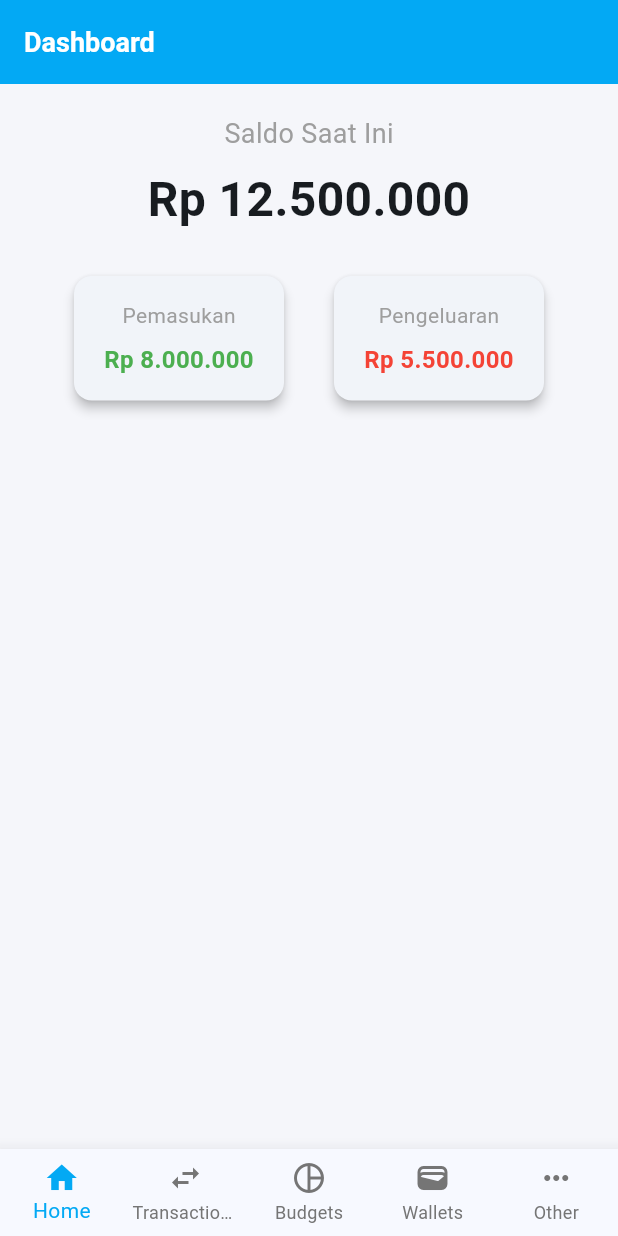
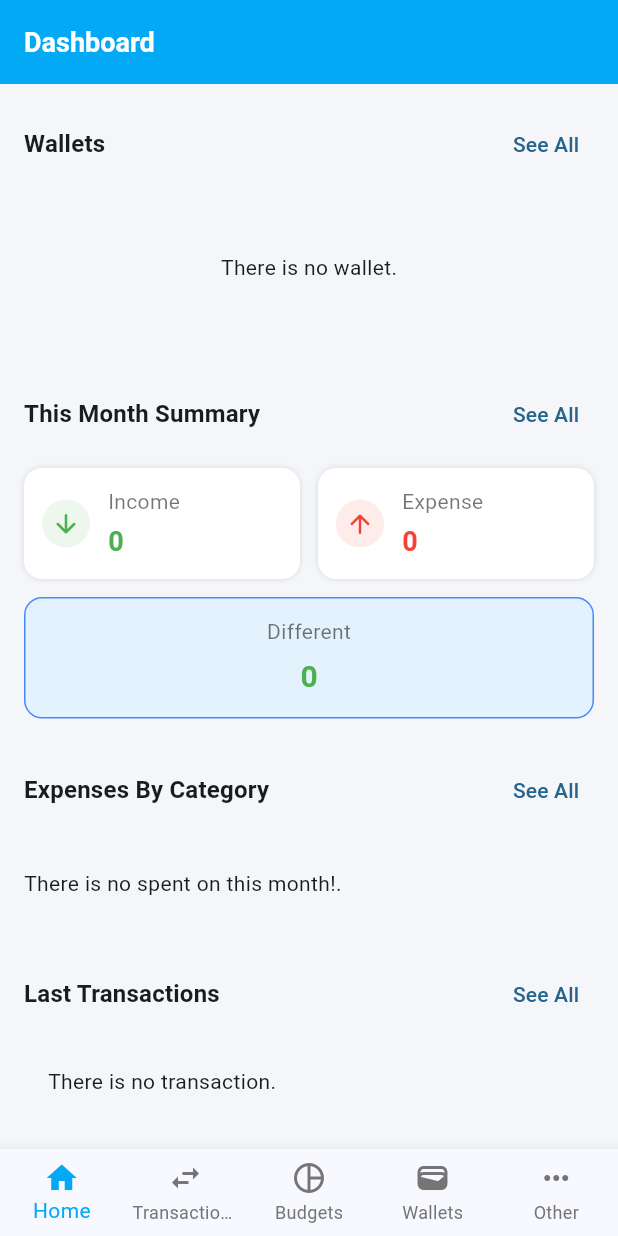
Before and after one commit to ciptosetiono/catatan-keuangan-mobile, a Flutter app: the screen it shows once a user with an empty profile is signed in, on a phone screen of 412 x 824 dp. Run offline on Flutter 3.47's test engine with Material 3 defaults, Android fonts, the phone set to English and light mode, and no system bars; our stand-ins replace cloud_firestore, firebase_auth, firebase_core, fl_chart, google_sign_in; missing offline and left inert: month_year_picker; accounts and stored records are empty.

Commit message:
feat: home screen sections

```diff
--- /dev/null
+++ b/lib/components/dashboards/recent_transactions_section.dart
@@ -0,0 +1,82 @@
+// lib/components/dashboard/recent_transactions_section.dart
+
+import 'package:flutter/material.dart';
+import 'package:intl/intl.dart';
+
+import '../../../models/transaction_model.dart';
+import '../../../services/transaction_service.dart';
+import '../../../utils/currency_formatter.dart';
+import 'section_title.dart';
+
+class RecentTransactionsSection extends StatelessWidget {
+  final TransactionService _transactionService = TransactionService();
+  final VoidCallback? onSeeAll;
+
+  RecentTransactionsSection({super.key, this.onSeeAll});
+
+  @override
+  Widget build(BuildContext context) {
+    return Column(
+      crossAxisAlignment: CrossAxisAlignment.start,
+      children: [
+        SectionTitle(title: 'Last Transactions', onSeeAll: onSeeAll),
+        const SizedBox(height: 8),
+        StreamBuilder<List<TransactionModel>>(
+          stream: _transactionService.getTransactionsStream(),
+          builder: (context, snapshot) {
+            if (snapshot.connectionState == ConnectionState.waiting) {
+              return const Center(child: CircularProgressIndicator());
+            }
+            if (snapshot.hasError) {
+              return Padding(
+                padding: const EdgeInsets.all(16),
+                child: Text(
+                  'Error loading transactions: \${snapshot.error}',
+                  style: const TextStyle(color: Colors.red),
+                ),
+              );
+            }
+
+            final transactions = snapshot.data ?? [];
+            if (transactions.isEmpty) {
+              return const Padding(
+                padding: EdgeInsets.all(16),
+                child: Text('There is no transaction.'),
+              );
+            }
+
+            final latest = transactions.take(5).toList();
+
+            return Column(
+              children:
+                  latest.map((trx) {
+                    final isIncome = trx.type == 'income';
+                    final color = isIncome ? Colors.green : Colors.red;
+                    final icon =
+                        isIncome ? Icons.arrow_downward : Icons.arrow_upward;
+
+                    return ListTile(
+                      contentPadding: EdgeInsets.zero,
+                      leading: CircleAvatar(
+                        backgroundColor: color.withOpacity(0.1),
+                        child: Icon(icon, color: color),
+                      ),
+                      title: Text(trx.title),
+                      subtitle: Text(DateFormat.yMMMMd().format(trx.date)),
+                      trailing: Text(
+                        (isIncome ? '+ ' : '- ') +
+                            CurrencyFormatter().encode(trx.amount),
+                        style: TextStyle(
+                          color: color,
+                          fontWeight: FontWeight.bold,
+                        ),
+                      ),
+                    );
+                  }).toList(),
+            );
+          },
+        ),
+      ],
+    );
+  }
+}
--- /dev/null
+++ b/lib/components/dashboards/section_title.dart
@@ -0,0 +1,29 @@
+import 'package:flutter/material.dart';
+
+class SectionTitle extends StatelessWidget {
+  final String title;
+  final VoidCallback? onSeeAll;
+
+  const SectionTitle({super.key, required this.title, this.onSeeAll});
+
+  @override
+  Widget build(BuildContext context) {
+    return Row(
+      mainAxisAlignment: MainAxisAlignment.spaceBetween,
+      children: [
+        Text(
+          title,
+          style: Theme.of(
+            context,
+          ).textTheme.titleMedium?.copyWith(fontWeight: FontWeight.bold),
+        ),
+        if (onSeeAll != null)
+          TextButton(
+            onPressed: onSeeAll,
+            style: TextButton.styleFrom(padding: EdgeInsets.zero),
+            child: const Text('See All', style: TextStyle(fontSize: 14)),
+          ),
+      ],
+    );
+  }
+}
--- /dev/null
+++ b/lib/components/dashboards/spending_chart_section.dart
@@ -0,0 +1,149 @@
+// lib/components/dashboard/spending_chart_section.dart
+
+import 'package:flutter/material.dart';
+import 'package:fl_chart/fl_chart.dart';
+
+import '../../../models/category_model.dart';
+import '../../../services/category_service.dart';
+import '../../../services/transaction_service.dart';
+
+import 'section_title.dart';
+
+class SpendingChartSection extends StatefulWidget {
+  final VoidCallback? onSeeAll;
+
+  const SpendingChartSection({super.key, this.onSeeAll});
+
+  @override
+  State<SpendingChartSection> createState() => _SpendingChartSectionState();
+}
+
+class _SpendingChartSectionState extends State<SpendingChartSection> {
+  final _categoryService = CategoryService();
+  final _transactionService = TransactionService();
+
+  late final Future<List<_CategoryTotal>> _chartDataFuture;
+  DateTime _selectedMonth = DateTime.now();
+
+  @override
+  void initState() {
+    super.initState();
+    _chartDataFuture = _loadChartData();
+  }
+
+  Future<List<_CategoryTotal>> _loadChartData() async {
+    // 1) fetch all expense categories
+    final categories =
+        await _categoryService.getCategoryStream(type: 'expense').first;
+    if (categories.isEmpty) return [];
+
+    // 2) fetch totals per category
+    final totals = await _transactionService.getTotalSpentByCategories(
+      categoryIds: categories.map((c) => c.id).toList(),
+      month: _selectedMonth,
+    );
+
+    // 3) build list of nonzero entries
+    return categories
+        .where((c) => (totals[c.id] ?? 0) > 0)
+        .map((c) => _CategoryTotal(c, totals[c.id] ?? 0))
+        .toList();
+  }
+
+  Color _getColor(String name) {
+    final idx = name.hashCode.abs() % Colors.primaries.length;
+    return Colors.primaries[idx].shade400;
+  }
+
+  @override
+  Widget build(BuildContext context) {
+    return Column(
+      crossAxisAlignment: CrossAxisAlignment.start,
+      children: [
+        SectionTitle(title: 'Expenses By Category', onSeeAll: widget.onSeeAll),
+        const SizedBox(height: 12),
+        FutureBuilder<List<_CategoryTotal>>(
+          future: _chartDataFuture,
+          builder: (context, snapshot) {
+            if (snapshot.connectionState == ConnectionState.waiting) {
+              return const Center(child: CircularProgressIndicator());
+            }
+            if (snapshot.hasError) {
+              print(snapshot.error);
+              return Padding(
+                padding: const EdgeInsets.all(16),
+                child: Text(
+                  'Failed to get categories data!',
+                  style: TextStyle(color: Colors.red),
+                ),
+              );
+            }
+            final data = snapshot.data!;
+            if (data.isEmpty) {
+              return const Padding(
+                padding: EdgeInsets.symmetric(vertical: 16),
+                child: Text('There is no spent on this month!.'),
+              );
+            }
+
+            final totalAll = data.fold<double>(0, (sum, e) => sum + e.amount);
+
+            return Column(
+              children: [
+                SizedBox(
+                  height: 220,
+                  child: PieChart(
+                    PieChartData(
+                      sectionsSpace: 2,
+                      centerSpaceRadius: 40,
+                      sections:
+                          data.map((entry) {
+                            final percent =
+                                totalAll == 0
+                                    ? 0.0
+                                    : entry.amount / totalAll * 100;
+                            return PieChartSectionData(
+                              value: entry.amount,
+                              title: '${percent.toStringAsFixed(1)}%',
+                              color: _getColor(entry.category.name),
+                              radius: 60,
+                              titleStyle: const TextStyle(
+                                fontSize: 12,
+                                fontWeight: FontWeight.bold,
+                                color: Colors.white,
+                              ),
+                            );
+                          }).toList(),
+                    ),
+                  ),
+                ),
+                const SizedBox(height: 16),
+                ...data.map((entry) {
+                  return ListTile(
+                    leading: CircleAvatar(
+                      backgroundColor: _getColor(
+                        entry.category.name,
+                      ).withOpacity(0.3),
+                    ),
+                    title: Text(entry.category.name),
+                    trailing: Text(
+                      // format as currency if you want, or raw number
+                      entry.amount.toStringAsFixed(0),
+                      style: const TextStyle(fontWeight: FontWeight.bold),
+                    ),
+                  );
+                }).toList(),
+              ],
+            );
+          },
+        ),
+      ],
+    );
+  }
+}
+
+class _CategoryTotal {
+  final Category category;
+  final double amount;
+  _CategoryTotal(this.category, this.amount);
+}
--- /dev/null
+++ b/lib/components/dashboards/summary_section.dart
@@ -0,0 +1,149 @@
+import 'package:flutter/material.dart';
+
+import '../../../services/transaction_service.dart';
+import '../../../utils/currency_formatter.dart';
+import 'section_title.dart';
+
+class SummarySection extends StatefulWidget {
+  final VoidCallback? onSeeAll;
+
+  const SummarySection({super.key, this.onSeeAll});
+
+  @override
+  State<SummarySection> createState() => _SummarySectionState();
+}
+
+class _SummarySectionState extends State<SummarySection> {
+  final _transactionService = TransactionService();
+
+  double _income = 0;
+  double _expense = 0;
+
+  @override
+  void initState() {
+    super.initState();
+    _loadSummary();
+  }
+
+  Future<void> _loadSummary() async {
+    final now = DateTime.now();
+    final income = await _transactionService.getTotalIncomeByMonth(now);
+    final expense = await _transactionService.getTotalSpentByMonth(now);
+    setState(() {
+      _income = income;
+      _expense = expense;
+    });
+  }
+
+  @override
+  Widget build(BuildContext context) {
+    final net = _income - _expense;
+    final netColor = net >= 0 ? Colors.green : Colors.red;
+
+    return Column(
+      crossAxisAlignment: CrossAxisAlignment.start,
+      children: [
+        SectionTitle(title: 'This Month Summary', onSeeAll: widget.onSeeAll),
+        const SizedBox(height: 12),
+        Row(
+          children: [
+            Expanded(
+              child: _SummaryCard(
+                label: 'Income',
+                amount: _income,
+                color: Colors.green,
+                icon: Icons.arrow_downward_rounded,
+              ),
+            ),
+            const SizedBox(width: 12),
+            Expanded(
+              child: _SummaryCard(
+                label: 'Expense',
+                amount: _expense,
+                color: Colors.red,
+                icon: Icons.arrow_upward_rounded,
+              ),
+            ),
+          ],
+        ),
+        const SizedBox(height: 12),
+        Container(
+          width: double.infinity,
+          padding: const EdgeInsets.all(12),
+          decoration: BoxDecoration(
+            color: Colors.blue.shade50,
+            borderRadius: BorderRadius.circular(12),
+            border: Border.all(color: Colors.blueAccent),
+          ),
+          child: Column(
+            children: [
+              const Text('Different', style: TextStyle(color: Colors.black54)),
+              const SizedBox(height: 6),
+              Text(
+                CurrencyFormatter().encode(net),
+                style: TextStyle(
+                  fontSize: 20,
+                  fontWeight: FontWeight.bold,
+                  color: netColor,
+                ),
+              ),
+            ],
+          ),
+        ),
+      ],
+    );
+  }
+}
+
+class _SummaryCard extends StatelessWidget {
+  final String label;
+  final double amount;
+  final Color color;
+  final IconData icon;
+
+  const _SummaryCard({
+    required this.label,
+    required this.amount,
+    required this.color,
+    required this.icon,
+  });
+
+  @override
+  Widget build(BuildContext context) {
+    return Container(
+      padding: const EdgeInsets.all(12),
+      decoration: BoxDecoration(
+        color: Colors.white,
+        borderRadius: BorderRadius.circular(12),
+        boxShadow: const [BoxShadow(color: Colors.black12, blurRadius: 3)],
+      ),
+      child: Row(
+        children: [
+          CircleAvatar(
+            radius: 16,
+            backgroundColor: color.withOpacity(0.1),
+            child: Icon(icon, color: color, size: 20),
+          ),
+          const SizedBox(width: 12),
+          Expanded(
+            child: Column(
+              crossAxisAlignment: CrossAxisAlignment.start,
+              children: [
+                Text(label, style: const TextStyle(color: Colors.black54)),
+                const SizedBox(height: 4),
+                Text(
+                  CurrencyFormatter().encode(amount),
+                  style: TextStyle(
+                    fontSize: 18,
+                    fontWeight: FontWeight.bold,
+                    color: color,
+                  ),
+                ),
+              ],
+            ),
+          ),
+        ],
+      ),
+    );
+  }
+}
--- /dev/null
+++ b/lib/components/dashboards/wallets_balance_section.dart
@@ -0,0 +1,85 @@
+import 'package:flutter/material.dart';
+import '../../../models/wallet_model.dart';
+import '../../../services/wallet_service.dart';
+import '../../../utils/currency_formatter.dart';
+import 'section_title.dart';
+
+class WalletsBalanceSection extends StatelessWidget {
+  final VoidCallback? onSeeAll;
+
+  const WalletsBalanceSection({super.key, this.onSeeAll});
+
+  @override
+  Widget build(BuildContext context) {
+    return Column(
+      crossAxisAlignment: CrossAxisAlignment.start,
+      children: [
+        SectionTitle(title: 'Wallets', onSeeAll: onSeeAll),
+        const SizedBox(height: 8),
+        SizedBox(
+          height: 100,
+          child: StreamBuilder<List<Wallet>>(
+            stream: WalletService().getWalletStream(),
+            builder: (context, snapshot) {
+              if (snapshot.connectionState == ConnectionState.waiting) {
+                return const Center(child: CircularProgressIndicator());
+              }
+
+              final wallets = snapshot.data ?? [];
+
+              if (wallets.isEmpty) {
+                return const Center(child: Text('There is no wallet.'));
+              }
+
+              return ListView.separated(
+                scrollDirection: Axis.horizontal,
+                itemCount: wallets.length,
+                separatorBuilder: (_, __) => const SizedBox(width: 12),
+                itemBuilder: (context, index) {
+                  final wallet = wallets[index];
+                  return _WalletCard(wallet: wallet);
+                },
+              );
+            },
+          ),
+        ),
+      ],
+    );
+  }
+}
+
+class _WalletCard extends StatelessWidget {
+  final Wallet wallet;
+
+  const _WalletCard({required this.wallet});
+
+  @override
+  Widget build(BuildContext context) {
+    return Card(
+      elevation: 2,
+      shape: RoundedRectangleBorder(borderRadius: BorderRadius.circular(12)),
+      child: Container(
+        width: 160,
+        padding: const EdgeInsets.all(12),
+        child: Column(
+          crossAxisAlignment: CrossAxisAlignment.start,
+          children: [
+            Text(
+              wallet.name,
+              style: const TextStyle(fontWeight: FontWeight.bold),
+            ),
+            const Spacer(),
+            Text(
+              CurrencyFormatter().encode(wallet.currentBalance),
+              style: const TextStyle(
+                fontSize: 16,
+                fontWeight: FontWeight.bold,
+                color: Colors.blueAccent,
+              ),
+            ),
+          ],
+        ),
+      ),
+    );
+  }
+}
--- a/lib/screens/home_screen.dart
+++ b/lib/screens/home_screen.dart
@@ -1,82 +1,56 @@
+// lib/screens/home_screen.dart
+
 import 'package:flutter/material.dart';
+import '../components/dashboards/wallets_balance_section.dart';
+import '../components/dashboards/summary_section.dart';
+import '../components/dashboards/spending_chart_section.dart';
+import '../components/dashboards/recent_transactions_section.dart';
 
 class HomeScreen extends StatelessWidget {
   const HomeScreen({super.key});
 
+  void _goToWallets(BuildContext context) {
+    Navigator.pushNamed(context, '/wallets');
+  }
+
+  void _goToSpendingChart(BuildContext context) {
+    Navigator.pushNamed(context, '/categoryReport');
+  }
+
+  void _goToSummaryReport(BuildContext context) {
+    Navigator.pushNamed(context, '/summaryReport');
+  }
+
+  void _goToTransactions(BuildContext context) {
+    Navigator.pushNamed(context, '/transactions');
+  }
+
   @override
   Widget build(BuildContext context) {
     return Scaffold(
-      appBar: AppBar(title: const Text('Dashboard')),
-      body: Padding(
-        padding: const EdgeInsets.all(20),
+      appBar: AppBar(
+        title: const Text('Dashboard'),
+        backgroundColor: Colors.lightBlue,
+        foregroundColor: Colors.white,
+      ),
+      body: SingleChildScrollView(
+        padding: const EdgeInsets.all(16),
         child: Column(
+          crossAxisAlignment: CrossAxisAlignment.start,
           children: [
-            const Text(
-              'Saldo Saat Ini',
-              style: TextStyle(fontSize: 18, color: Colors.grey),
+            WalletsBalanceSection(onSeeAll: () => _goToWallets(context)),
+            const SizedBox(height: 24),
+            SummarySection(onSeeAll: () => _goToSummaryReport(context)),
+            const SizedBox(height: 24),
+            SpendingChartSection(onSeeAll: () => _goToSpendingChart(context)),
+            const SizedBox(height: 24),
+            RecentTransactionsSection(
+              onSeeAll: () => _goToTransactions(context),
             ),
-            const SizedBox(height: 8),
-            const Text(
-              'Rp 12.500.000',
-              style: TextStyle(fontSize: 32, fontWeight: FontWeight.bold),
-            ),
-            const SizedBox(height: 24),
-            Row(
-              mainAxisAlignment: MainAxisAlignment.spaceEvenly,
-              children: const [
-                SummaryCard(
-                  title: 'Pemasukan',
-                  value: 'Rp 8.000.000',
-                  color: Colors.green,
-                ),
-                SummaryCard(
-                  title: 'Pengeluaran',
-                  value: 'Rp 5.500.000',
-                  color: Colors.red,
-                ),
-              ],
-            ),
+            const SizedBox(height: 40),
           ],
         ),
       ),
     );
   }
 }
-
-class SummaryCard extends StatelessWidget {
-  final String title;
-  final String value;
-  final Color color;
-
-  const SummaryCard({
-    super.key,
-    required this.title,
-    required this.value,
-    required this.color,
-  });
-
-  @override
-  Widget build(BuildContext context) {
-    return Card(
-      elevation: 3,
-      child: Container(
-        padding: const EdgeInsets.all(16),
-        width: 140,
-        child: Column(
-          children: [
-            Text(title, style: const TextStyle(color: Colors.grey)),
-            const SizedBox(height: 8),
-            Text(
-              value,
-              style: TextStyle(
-                fontSize: 16,
-                fontWeight: FontWeight.bold,
-                color: color,
-              ),
-            ),
-          ],
-        ),
-      ),
-    );
-  }
-}
--- a/lib/services/category_service.dart
+++ b/lib/services/category_service.dart
@@ -32,6 +32,7 @@ class CategoryService {
             }).toList();
       }
 
+      print(docs);
       return docs.map((doc) {
         return Category.fromMap(doc.id, doc.data());
       }).toList();
--- a/pubspec.yaml
+++ b/pubspec.yaml
@@ -40,6 +40,7 @@ dependencies:
   intl_translation: any
   flutter_masked_text2: ^0.9.0
   month_year_picker: 0.5.0+1
+  fl_chart: ^0.66.0
 
   # The following adds the Cupertino Icons font to your application.
   # Use with the CupertinoIcons class for iOS style icons.
```
Also changed, not shown: lib/services/transaction_service.dart (+71 -2 lines).
